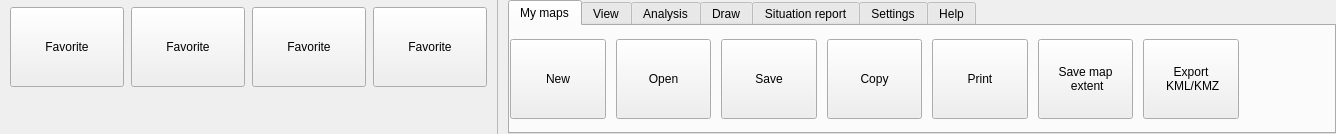
First picture: the form in src/ui/qgsribbontopwidget.ui, repository kadas-albireo/kadas-albireo, before the edit.
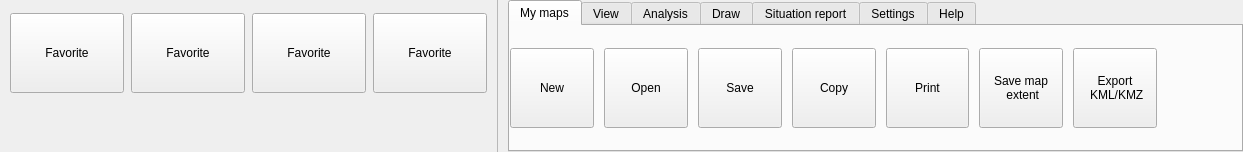
Second picture: the form after the edit. Icons and pictures are not drawn. Custom widgets are drawn as their Qt base class.

Commit message: Styling and layout tweaks

What changed in the file:
```diff
--- a/src/ui/qgsribbontopwidget.ui
+++ b/src/ui/qgsribbontopwidget.ui
@@ -6,8 +6,8 @@
    <rect>
     <x>0</x>
     <y>0</y>
-    <width>1336</width>
-    <height>134</height>
+    <width>1243</width>
+    <height>152</height>
    </rect>
   </property>
   <property name="windowTitle">
@@ -15,7 +15,7 @@
   </property>
   <layout class="QHBoxLayout" name="layoutTopWidget">
    <property name="spacing">
-    <number>0</number>
+    <number>10</number>
    </property>
    <property name="leftMargin">
     <number>0</number>
@@ -41,7 +41,7 @@
       <number>10</number>
      </property>
      <property name="rightMargin">
-      <number>10</number>
+      <number>0</number>
      </property>
      <property name="bottomMargin">
       <number>0</number>
@@ -243,6 +243,12 @@
        <height>0</height>
       </size>
      </property>
+     <property name="maximumSize">
+      <size>
+       <width>1</width>
+       <height>16777215</height>
+      </size>
+     </property>
      <property name="frameShape">
       <enum>QFrame::StyledPanel</enum>
      </property>
@@ -284,7 +290,7 @@
       <property name="spacing">
        <number>0</number>
       </property>
-      <item row="0" column="1">
+      <item row="0" column="0">
        <widget class="QTabWidget" name="mRibbonWidget">
         <property name="sizePolicy">
          <sizepolicy hsizetype="Expanding" vsizetype="Minimum">
```
Left out of the diff: 31 changed lines with no effect on the pictures. The commit also changes 2 other files.
